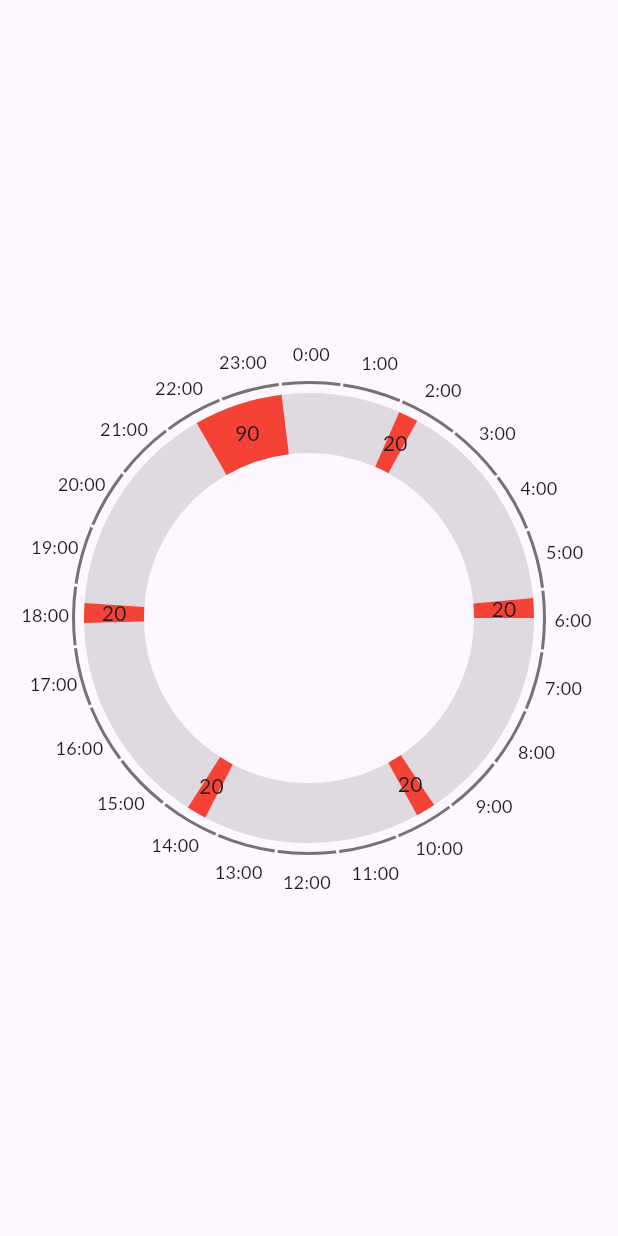
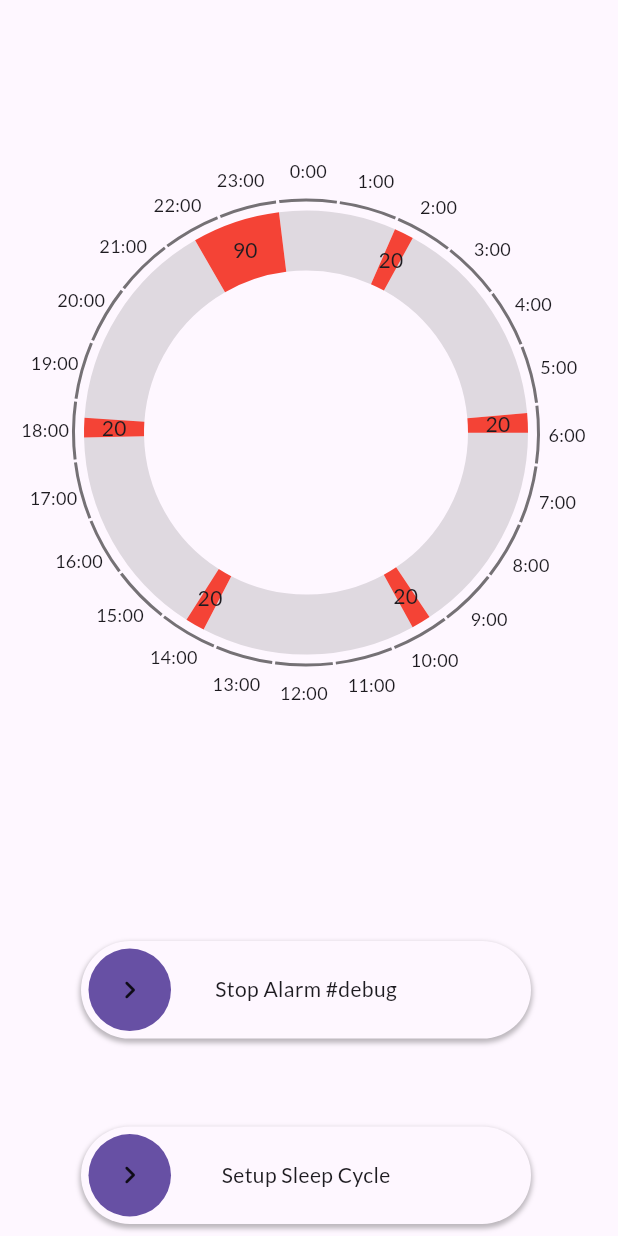
Before and after one commit to TheLameOne/polyphasic_sleep, a Flutter app: the SetupScreen screen opened directly, on a phone screen of 412 x 824 dp. Run offline on Flutter 3.47's test engine with Material 3 defaults, Android fonts, the phone set to English and light mode, and no system bars; drawn by our look-alikes of action_slider, fl_chart; our stand-ins replace auto_size_text, flutter_swiper_view, google_fonts; missing offline and left inert: alarm, awesome_circular_chart.

```diff
--- a/lib/screens/schedules/schedule_details.dart
+++ b/lib/screens/all_schedules/all_schedules_screen.dart
@@ -1,8 +1,8 @@
 import 'package:awesome_circular_chart/awesome_circular_chart.dart';
 import 'package:flutter/material.dart';
 
-class ScheduleDetails extends StatelessWidget {
-  const ScheduleDetails({super.key});
+class AllSchedulesScreen extends StatelessWidget {
+  static const String routeNamed = "AllSchedulesScreen";
 
   @override
   Widget build(BuildContext context) {
--- /dev/null
+++ b/lib/screens/current_schedule/setup.dart
@@ -0,0 +1,172 @@
+import 'package:action_slider/action_slider.dart';
+import 'package:alarm/alarm.dart';
+import 'package:fl_chart/fl_chart.dart';
+import 'package:flutter/material.dart';
+
+class SetupScreen extends StatefulWidget {
+  const SetupScreen({super.key});
+
+  @override
+  State<SetupScreen> createState() => _SetupScreenState();
+}
+
+class _SetupScreenState extends State<SetupScreen> {
+  final _controller = ActionSliderController();
+
+  @override
+  Widget build(BuildContext context) {
+    final size = MediaQuery.of(context).size;
+    List<({int s, int e})> value = [
+      (s: 120, e: 140),
+      (s: 360, e: 380),
+      (s: 600, e: 620),
+      (s: 840, e: 860),
+      (s: 1080, e: 1100),
+      (s: 1320, e: 1410),
+    ];
+    return SafeArea(
+      child: Scaffold(
+        body: Column(
+          mainAxisAlignment: MainAxisAlignment.spaceBetween,
+          children: [
+            Container(
+              height: size.height * 0.7,
+              width: size.width - 4,
+              child: Padding(
+                padding: const EdgeInsets.all(48.0),
+                child: Center(
+                  child: Stack(
+                    children: [
+                      Padding(
+                        padding: const EdgeInsets.all(8.0),
+                        child: PieChart(PieChartData(
+                            startDegreeOffset: 263,
+                            sectionsSpace: 0,
+                            sections: _list(value))),
+                      ),
+                      PieChart(PieChartData(startDegreeOffset: 263, sections: [
+                        for (int i = 0; i < 24; i++)
+                          PieChartSectionData(
+                              value: 100 / 24,
+                              color: Colors.black54,
+                              title: i.toString() + ":00",
+                              titleStyle: TextStyle(fontSize: 12),
+                              radius: 2,
+                              titlePositionPercentageOffset: 10),
+                      ]))
+                    ],
+                  ),
+                ),
+              ),
+            ),
+            Padding(
+              padding: const EdgeInsets.all(8.0),
+              child: ActionSlider.standard(
+                width: 300.0,
+                action: (controller) async {
+                  controller.loading(); //starts loading animation
+                  await Future.delayed(const Duration(seconds: 1));
+                  _stopAlarm();
+                  controller.success(); //starts success animation
+                  await Future.delayed(const Duration(seconds: 1));
+                  controller.reset(); //resets the slider
+                },
+                direction: TextDirection.ltr,
+                child: const Text('Stop Alarm #debug'),
+              ),
+            ),
+            Padding(
+              padding: const EdgeInsets.all(8.0),
+              child: ActionSlider.standard(
+                width: 300.0,
+                action: (controller) async {
+                  controller.loading(); //starts loading animation
+                  await Future.delayed(const Duration(seconds: 1));
+                  _setupAlarm();
+                  controller.success(); //starts success animation
+                  await Future.delayed(const Duration(seconds: 1));
+                  controller.reset(); //resets the slider
+                },
+                direction: TextDirection.ltr,
+                child: const Text('Setup Sleep Cycle'),
+              ),
+            ),
+          ],
+        ),
+      ),
+    );
+  }
+}
+
+void _stopAlarm() async {
+  await Alarm.stop(1);
+}
+
+void _setupAlarm() async {
+  await Alarm.set(
+      alarmSettings: AlarmSettings(
+          id: 1,
+          dateTime: DateTime.now(),
+          assetAudioPath: 'assets/alarm/alarm.mp3',
+          notificationTitle: 'This is the title',
+          notificationBody: 'This is the body'));
+}
+
+List<PieChartSectionData> _list(List<({int s, int e})> v) {
+  int temp = 0;
+  int e = 0;
+  int s = v[0].s;
+  List<({int s, int e})> value = v;
+  List<int> list = [];
+  while (value.isNotEmpty) {
+    if (value[0].s - value[0].e > 0) {
+      temp = 1440 - value[0].s;
+      list.add(value[0].e);
+      e = value[0].e;
+      value.removeAt(0);
+    }
+    if (e != value[0].s) {
+      list.add((value[0].s - e) * -1);
+      e = value[0].s;
+    } else {
+      list.add(value[0].e - value[0].s);
+      e = value[0].e;
+      value.removeAt(0);
+    }
+  }
+  if (temp != 0) {
+    list.add((s - e) * -1);
+    list.add(temp);
+  }
+  return _sections(list);
+}
+
+List<PieChartSectionData> _sections(List<int> list) {
+  List<PieChartSectionData> sleep = [];
+  for (int i = 0; i < list.length; i++) {
+    if (list[i] > 0) {
+      sleep.add(PieChartSectionData(
+          value: list[i].toDouble(),
+          color: Colors.red,
+          title: list[i].toString()));
+    } else {
+      sleep.add(PieChartSectionData(
+          value: list[i].abs().toDouble(),
+          color: Colors.black12,
+          showTitle: false));
+    }
+  }
+  return sleep;
+}
+
+// [
+                        //   PieChartSectionData(
+                        //     value: 360,
+                        //     color: Colors.red,
+                        //   ),
+                        //   PieChartSectionData(
+                        //       value: 480, color: Colors.black12),
+                        //   PieChartSectionData(value: 20, color: Colors.red),
+                        //   PieChartSectionData(
+                        //       value: 580, color: Colors.black12),
+                        // ]
--- a/lib/screens/sleep/sleep.dart
+++ b/lib/screens/current_schedule/sleep.dart
@@ -1,9 +1,7 @@
 import 'dart:convert';
-
 import 'package:flutter/material.dart';
 import 'package:polyphasic_sleep/models/schedules_model.dart';
-import 'package:polyphasic_sleep/screens/sleep/schedules_types.dart';
-
+import 'package:polyphasic_sleep/screens/current_schedule/current_schedule_screen.dart';
 import '../../custom/Schedule_box.dart';
 import '../../utils/global.dart';
 import 'package:flutter/services.dart' as rootbundle;
@@ -54,7 +52,7 @@ class _SleepState extends State<Sleep> {
                                         context,
                                         MaterialPageRoute(
                                             builder: (context) =>
-                                                SchedulesTypes(
+                                                CurrentScheduleScreen(
                                                     data:
                                                         schedules[i].types!)));
                                   },
--- a/lib/screens/sleep/setup.dart
+++ /dev/null
@@ -1,114 +0,0 @@
-import 'package:fl_chart/fl_chart.dart';
-import 'package:flutter/material.dart';
-
-class SetupScreen extends StatefulWidget {
-  const SetupScreen({super.key});
-
-  @override
-  State<SetupScreen> createState() => _SetupScreenState();
-}
-
-class _SetupScreenState extends State<SetupScreen> {
-  @override
-  Widget build(BuildContext context) {
-    List<({int start, int end})> value = [
-      (start: 120, end: 140),
-      (start: 360, end: 380),
-      (start: 600, end: 620),
-      (start: 840, end: 860),
-      (start: 1080, end: 1100),
-      (start: 1320, end: 1410),
-    ];
-    return SafeArea(
-      child: Scaffold(
-        body: Container(
-          child: Padding(
-            padding: const EdgeInsets.all(48.0),
-            child: Center(
-              child: Stack(
-                children: [
-                  Padding(
-                    padding: const EdgeInsets.all(8.0),
-                    child: PieChart(PieChartData(
-                        startDegreeOffset: 263,
-                        sectionsSpace: 0,
-                        sections: _list(value))),
-                  ),
-                  PieChart(PieChartData(startDegreeOffset: 263, sections: [
-                    for (int i = 0; i < 24; i++)
-                      PieChartSectionData(
-                          value: 100 / 24,
-                          color: Colors.black54,
-                          title: i.toString() + ":00",
-                          titleStyle: TextStyle(fontSize: 12),
-                          radius: 2,
-                          titlePositionPercentageOffset: 10),
-                  ]))
-                ],
-              ),
-            ),
-          ),
-        ),
-      ),
-    );
-  }
-}
-
-List<PieChartSectionData> _list(List<({int start, int end})> v) {
-  int temp = 0;
-  int e = 0;
-  int s = v[0].start;
-  List<({int start, int end})> value = v;
-  List<int> list = [];
-  while (value.isNotEmpty) {
-    if (value[0].start - value[0].end > 0) {
-      temp = 1440 - value[0].start;
-      list.add(value[0].end);
-      e = value[0].end;
-      value.removeAt(0);
-    }
-    if (e != value[0].start) {
-      list.add((value[0].start - e) * -1);
-      e = value[0].start;
-    } else {
-      list.add(value[0].end - value[0].start);
-      e = value[0].end;
-      value.removeAt(0);
-    }
-  }
-  if (temp != 0) {
-    list.add((s - e) * -1);
-    list.add(temp);
-  }
-  return _sections(list);
-}
-
-List<PieChartSectionData> _sections(List<int> list) {
-  List<PieChartSectionData> sleep = [];
-  for (int i = 0; i < list.length; i++) {
-    if (list[i] > 0) {
-      sleep.add(PieChartSectionData(
-          value: list[i].toDouble(),
-          color: Colors.red,
-          title: list[i].toString()));
-    } else {
-      sleep.add(PieChartSectionData(
-          value: list[i].abs().toDouble(),
-          color: Colors.black12,
-          showTitle: false));
-    }
-  }
-  return sleep;
-}
-
-// [
-                        //   PieChartSectionData(
-                        //     value: 360,
-                        //     color: Colors.red,
-                        //   ),
-                        //   PieChartSectionData(
-                        //       value: 480, color: Colors.black12),
-                        //   PieChartSectionData(value: 20, color: Colors.red),
-                        //   PieChartSectionData(
-                        //       value: 580, color: Colors.black12),
-                        // ]
--- a/lib/screens/splashScreen/splash_screen.dart
+++ b/lib/screens/splashScreen/splash_screen.dart
@@ -14,7 +14,7 @@ class _SplashScreenState extends State<SplashScreen> {
   @override
   void initState() {
     super.initState();
-    Timer(Duration(seconds: 2), () {
+    Timer(Duration(seconds: 1), () {
       Navigator.pushReplacement(
           context,
           MaterialPageRoute(
--- a/lib/screens/splashScreen/splash_screen2.dart
+++ b/lib/screens/splashScreen/splash_screen2.dart
@@ -3,10 +3,10 @@ import 'dart:async';
 import 'package:flutter/material.dart';
 import 'package:polyphasic_sleep/TestScreen.dart';
 import 'package:polyphasic_sleep/screens/home_screen.dart';
-import 'package:polyphasic_sleep/screens/schedules/schedules.dart';
+import 'package:polyphasic_sleep/screens/all_schedules/schedules.dart';
 
-import '../how_it_works/how_it_works.dart';
-import '../schedules/schedule_details.dart';
+import '../how_it_works_screen/how_it_works.dart';
+import '../all_schedules/all_schedules_screen.dart';
 
 class SplashScreen2 extends StatefulWidget {
   static const String routeNamed = "SplashScreen2";
--- a/pubspec.yaml
+++ b/pubspec.yaml
@@ -28,6 +28,8 @@ environment:
 # the latest version available on pub.dev. To see which dependencies have newer
 # versions available, run `flutter pub outdated`.
 dependencies:
+  action_slider: ^0.7.0
+  alarm: ^3.0.8
   auto_size_text: ^3.0.0
   awesome_circular_chart: ^1.0.0
   cupertino_icons: ^1.0.2
@@ -55,6 +57,7 @@ flutter:
   # To add assets to your application, add an assets section, like this:
   assets:
     - assets/images/
+    - assets/alarm/
     - json/
   # An image asset can refer to one or more resolution-specific "variants", see
   # https://flutter.dev/assets-and-images/#resolution-aware
```
Also changed, not shown: lib/main.dart (+19 -4 lines), lib/screens/alarm_screen/alarm_screen.dart (added, +15 -0 lines), lib/screens/current_schedule/current_schedule_screen.dart (renamed from lib/screens/sleep/schedules_types.dart, +6 -6 lines), lib/screens/home_screen.dart (+6 -4 lines), lib/screens/sleep_quality_scren/sleep_quality_screen.dart (added, +15 -0 lines), lib/screens/sound_screen/sound_screen.dart (added, +15 -0 lines), lib/screens/all_schedules/schedules.dart (renamed from lib/screens/schedules/schedules.dart), lib/screens/how_it_works_screen/how_it_works.dart (renamed from lib/screens/how_it_works/how_it_works.dart), pubspec.lock, 2 other files.
